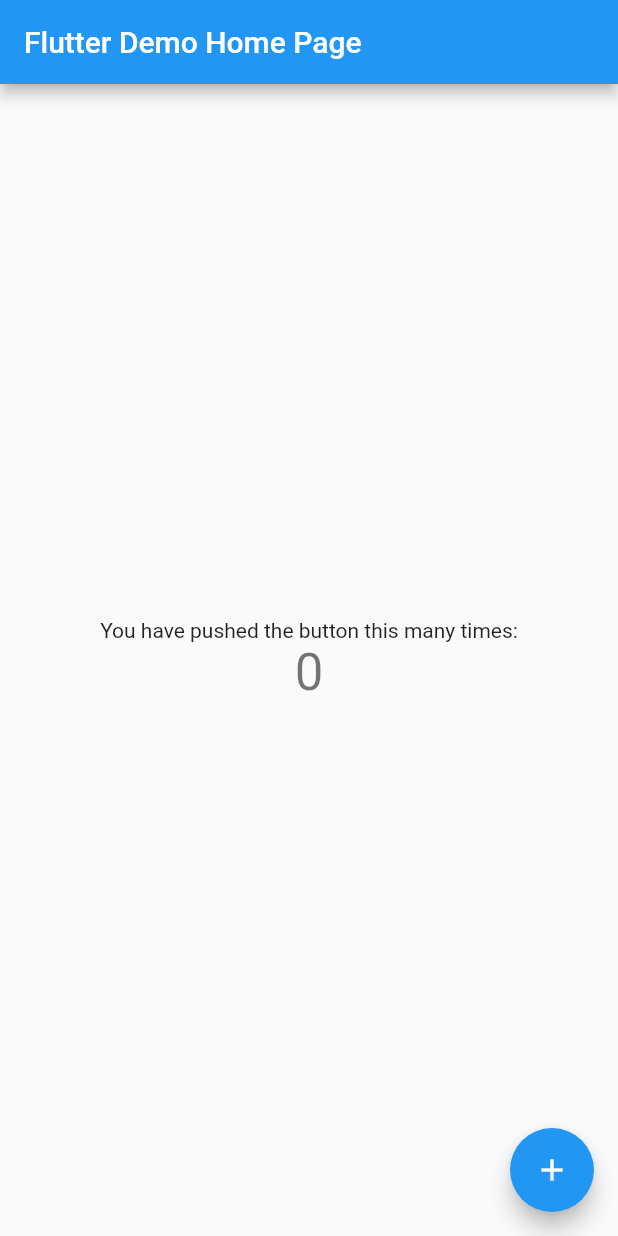
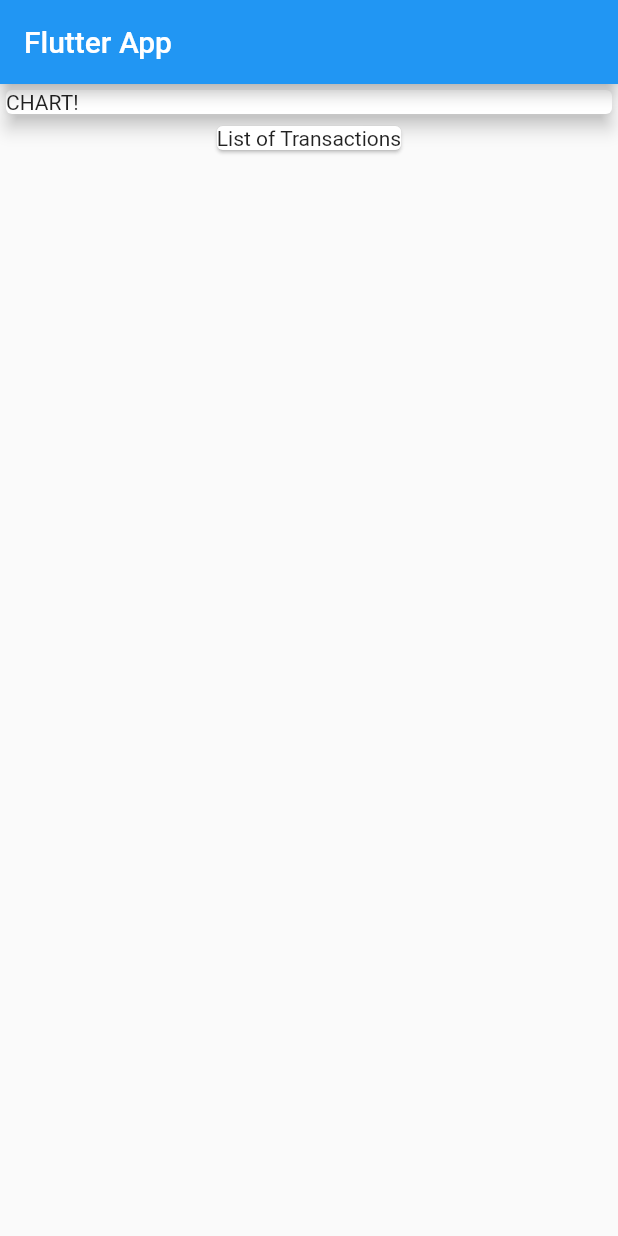
Before and after one commit to muriukiMartin/finance_app, a Flutter app: the screen it shows after launch, on a phone screen of 412 x 824 dp. Run offline on Flutter 3.47's test engine with Material 2 defaults, Android fonts, the phone set to English and light mode, and no system bars.

Commit message:
Combining widgets

```diff
--- a/lib/main.dart
+++ b/lib/main.dart
@@ -1,115 +1,38 @@
 import 'package:flutter/material.dart';
 
-void main() {
-  runApp(const MyApp());
-}
+void main() => runApp(MyApp());
 
 class MyApp extends StatelessWidget {
-  const MyApp({Key? key}) : super(key: key);
-
-  // This widget is the root of your application.
   @override
   Widget build(BuildContext context) {
     return MaterialApp(
-      title: 'Flutter Demo',
-      theme: ThemeData(
-        // This is the theme of your application.
-        //
-        // Try running your application with "flutter run". You'll see the
-        // application has a blue toolbar. Then, without quitting the app, try
-        // changing the primarySwatch below to Colors.green and then invoke
-        // "hot reload" (press "r" in the console where you ran "flutter run",
-        // or simply save your changes to "hot reload" in a Flutter IDE).
-        // Notice that the counter didn't reset back to zero; the application
-        // is not restarted.
-        primarySwatch: Colors.blue,
-      ),
-      home: const MyHomePage(title: 'Flutter Demo Home Page'),
+      title: 'Flutter App',
+      home: MyHomePage(),
     );
   }
 }
 
-class MyHomePage extends StatefulWidget {
-  const MyHomePage({Key? key, required this.title}) : super(key: key);
-
-  // This widget is the home page of your application. It is stateful, meaning
-  // that it has a State object (defined below) that contains fields that affect
-  // how it looks.
-
-  // This class is the configuration for the state. It holds the values (in this
-  // case the title) provided by the parent (in this case the App widget) and
-  // used by the build method of the State. Fields in a Widget subclass are
-  // always marked "final".
-
-  final String title;
-
-  @override
-  State<MyHomePage> createState() => _MyHomePageState();
-}
-
-class _MyHomePageState extends State<MyHomePage> {
-  int _counter = 0;
-
-  void _incrementCounter() {
-    setState(() {
-      // This call to setState tells the Flutter framework that something has
-      // changed in this State, which causes it to rerun the build method below
-      // so that the display can reflect the updated values. If we changed
-      // _counter without calling setState(), then the build method would not be
-      // called again, and so nothing would appear to happen.
-      _counter++;
-    });
-  }
-
+class MyHomePage extends StatelessWidget {
   @override
   Widget build(BuildContext context) {
-    // This method is rerun every time setState is called, for instance as done
-    // by the _incrementCounter method above.
-    //
-    // The Flutter framework has been optimized to make rerunning build methods
-    // fast, so that you can just rebuild anything that needs updating rather
-    // than having to individually change instances of widgets.
     return Scaffold(
       appBar: AppBar(
-        // Here we take the value from the MyHomePage object that was created by
-        // the App.build method, and use it to set our appbar title.
-        title: Text(widget.title),
+        title: Text('Flutter App'),
       ),
-      body: Center(
-        // Center is a layout widget. It takes a single child and positions it
-        // in the middle of the parent.
-        child: Column(
-          // Column is also a layout widget. It takes a list of children and
-          // arranges them vertically. By default, it sizes itself to fit its
-          // children horizontally, and tries to be as tall as its parent.
-          //
-          // Invoke "debug painting" (press "p" in the console, choose the
-          // "Toggle Debug Paint" action from the Flutter Inspector in Android
-          // Studio, or the "Toggle Debug Paint" command in Visual Studio Code)
-          // to see the wireframe for each widget.
-          //
-          // Column has various properties to control how it sizes itself and
-          // how it positions its children. Here we use mainAxisAlignment to
-          // center the children vertically; the main axis here is the vertical
-          // axis because Columns are vertical (the cross axis would be
-          // horizontal).
-          mainAxisAlignment: MainAxisAlignment.center,
-          children: <Widget>[
-            const Text(
-              'You have pushed the button this many times:',
+      body: Column(
+        children: <Widget>[
+          Container(
+            width: double.infinity,
+            child: Card(
+              child: Text('CHART!'),
+              elevation: 5,
             ),
-            Text(
-              '$_counter',
-              style: Theme.of(context).textTheme.headline4,
-            ),
-          ],
-        ),
+          ),
+          Card(
+            child: Text('List of Transactions'),
+          ),
+        ],
       ),
-      floatingActionButton: FloatingActionButton(
-        onPressed: _incrementCounter,
-        tooltip: 'Increment',
-        child: const Icon(Icons.add),
-      ), // This trailing comma makes auto-formatting nicer for build methods.
     );
   }
 }
```
Also changed, not shown: pubspec.yaml (+3 -16 lines), pubspec.lock.
